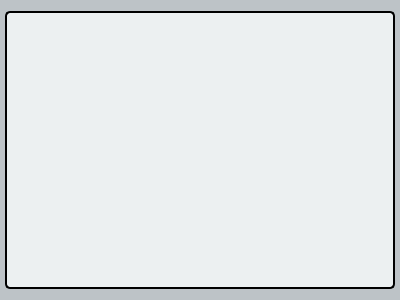
This is src/texteditwidget.ui in Redgrxve/Simple-Notepad as Qt 5 draws it before an edit. The edited form follows.
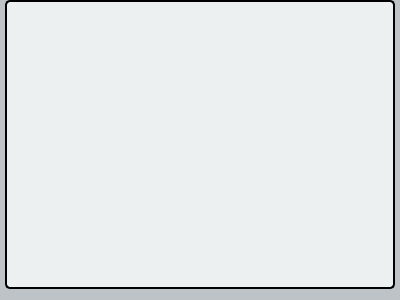
This is the edited form.

What changed in the file:
```diff
--- a/src/texteditwidget.ui
+++ b/src/texteditwidget.ui
@@ -29,6 +29,9 @@
    <property name="leftMargin">
     <number>0</number>
    </property>
+   <property name="topMargin">
+    <number>0</number>
+   </property>
    <property name="rightMargin">
     <number>0</number>
    </property>
```
